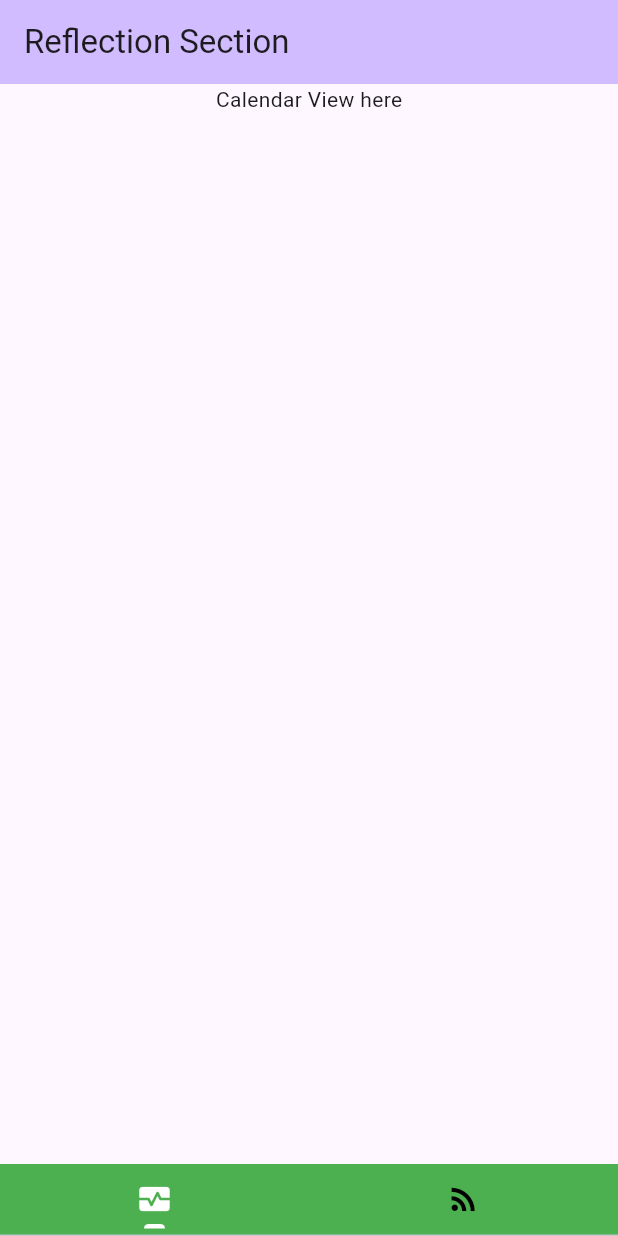
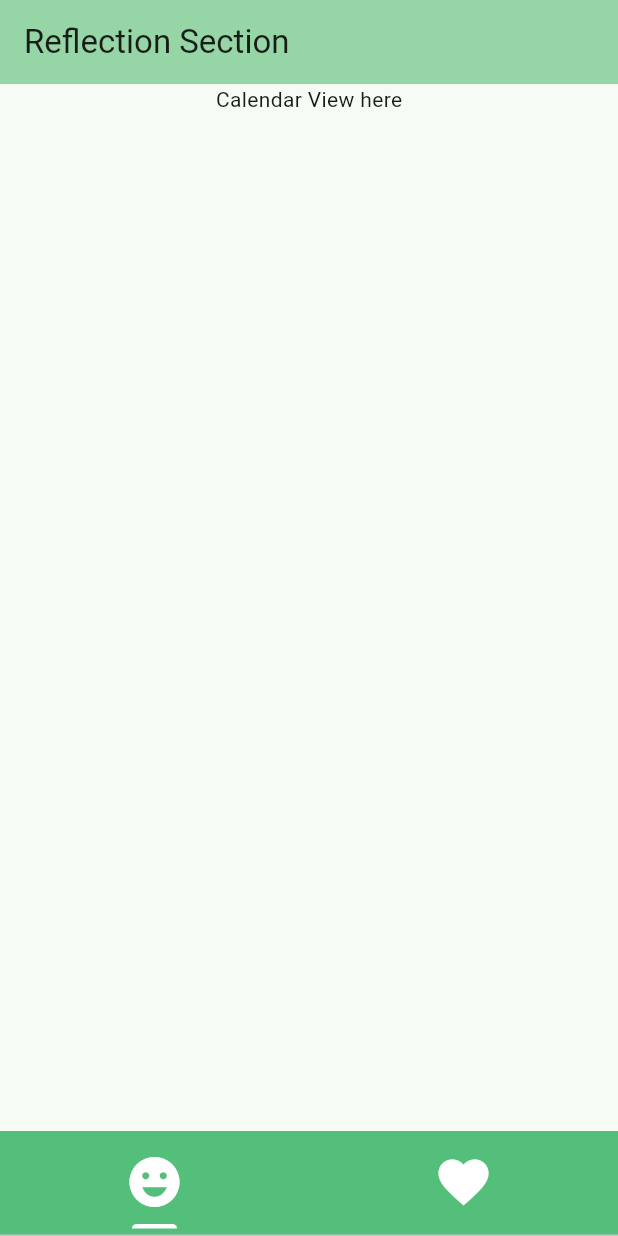
Before and after one commit to mnewby4/project1, a Flutter app: the screen it shows after launch, on a phone screen of 412 x 824 dp. Run offline on Flutter 3.47's test engine with Material 3 defaults, Android fonts, the light colour scheme and no system bars.

Commit message:
Added proper icons + color

```diff
--- a/lib/main.dart
+++ b/lib/main.dart
@@ -2,14 +2,18 @@
 import 'calendar.dart';
 import 'activity.dart';
 void main() {
-  runApp(const MyApp());
+  runApp(MyApp());
 }
 class MyApp extends StatelessWidget {
-  const MyApp({super.key});
+  //const MyApp({super.key});
+  bool isActivity1On = true;
+
   @override
   Widget build(BuildContext context) {
     return new MaterialApp(
-      //color: Colors.yellow,
+      theme: ThemeData(
+        colorScheme: ColorScheme.fromSeed(seedColor: const Color.fromRGBO(84, 190, 123, 1)),
+      ),
       home: DefaultTabController(
         length: 2,
         child: new Scaffold(
@@ -19,22 +23,31 @@
               ActivityView(),
             ],
           ),
-          bottomNavigationBar: new TabBar(
+          bottomNavigationBar: SizedBox(
+            height: 70.0,
+            child: TabBar(
               tabs: [
                 Tab(
-                icon: new Icon(Icons.monitor_heart),
+                  icon: new Icon(
+                    Icons.emoji_emotions,
+                    size: 40,
+                  ),
                 ),
                 Tab(
-                icon: new Icon(Icons.rss_feed),
+                  icon: new Icon(
+                    Icons.favorite,
+                    size: 40,
+                  ),
                 ),
               ],
               labelColor: Colors.white,
-            unselectedLabelColor: Colors.black,
+              unselectedLabelColor: Colors.white,
               indicatorSize: TabBarIndicatorSize.label,
               indicatorPadding: EdgeInsets.all(5.0),
               indicatorColor: Colors.white,
             ),
-          backgroundColor: Colors.green,
+          ),
+          backgroundColor: const Color.fromRGBO(84, 190, 123, 1),
         ),
       ),
     );
```
Also changed, not shown: lib/calendar.dart (+5 -5 lines). Lines whose indentation alone changed are shown as unchanged.
